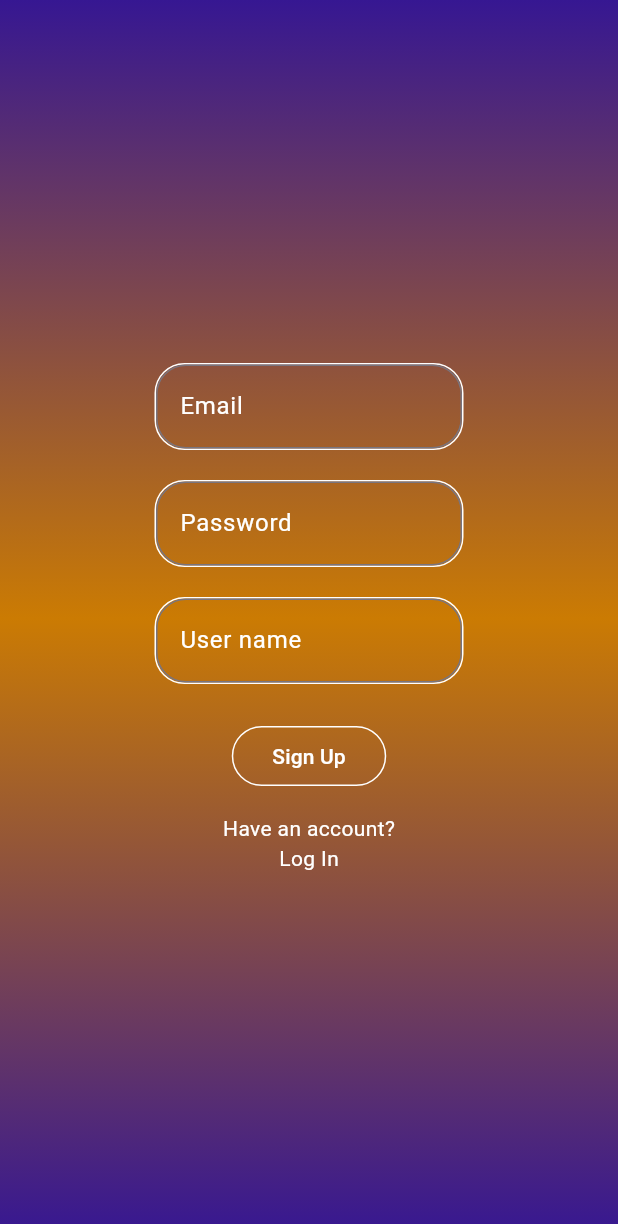
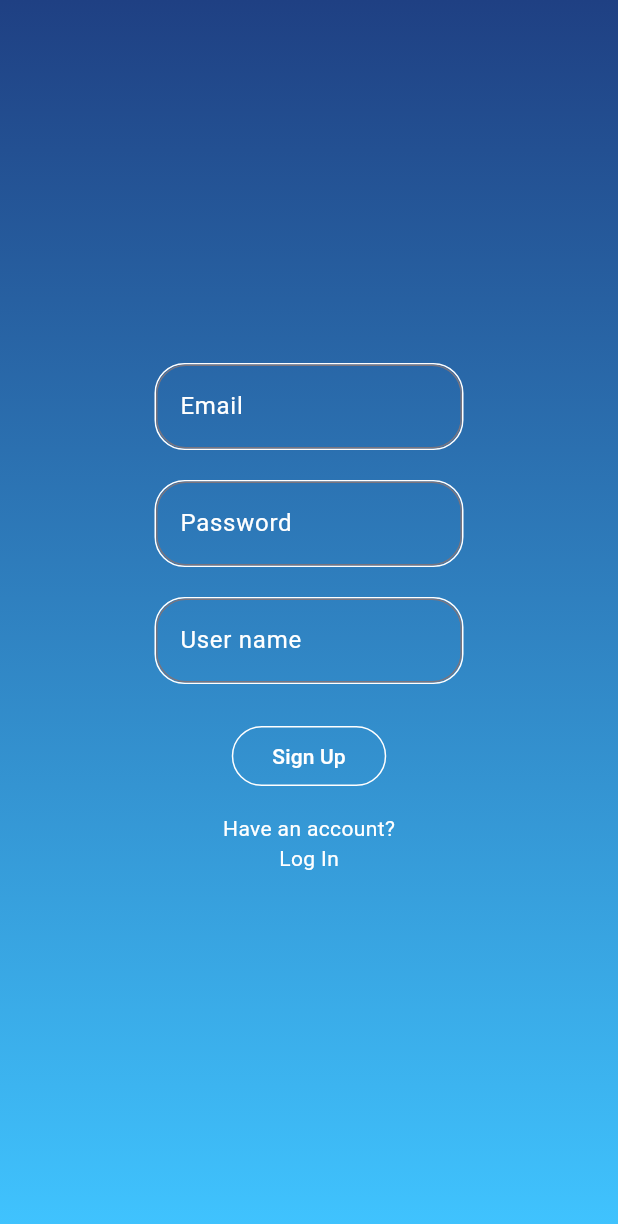
Before and after one commit to Sulankovski/timeline, a Flutter app: the screen it shows after launch, after a tap on "Don't have an account?", on a phone screen of 412 x 824 dp. Shown: the top 1224 px of the screen. Run offline on Flutter 3.47's test engine with Material 3 defaults, Android fonts, the light colour scheme and no system bars; our stand-ins replace cloud_firestore, firebase_auth, firebase_core; missing offline and left inert: flutter_timeline_calendar; accounts and stored records are empty.

Commit message:
made homescreen responsive + color theme change

```diff
--- a/lib/global_variables.dart
+++ b/lib/global_variables.dart
@@ -11,3 +11,4 @@ List<Widget> homeScreenItems = [
 
 Color orange = const Color.fromARGB(255, 203, 123, 3);
 Color purple = const Color.fromARGB(255, 54, 23, 146);
+Color deepBlue = Color.fromARGB(255, 31, 64, 131);
--- a/lib/screens/add_screen.dart
+++ b/lib/screens/add_screen.dart
@@ -24,7 +24,7 @@ class _AddScreenState extends State<AddScreen> {
   TimeOfDay _timeOfDay = TimeOfDay.now();
   String _time = "Choose time";
   // ignore: prefer_final_fields
-  String _local = "Choose location";
+  // String _local = "Choose location";
   String _selectedOption = "group";
   String _group = "";
 
--- a/lib/screens/log_in_screen.dart
+++ b/lib/screens/log_in_screen.dart
@@ -4,6 +4,8 @@ import 'package:timeline/screens/mobile_screen.dart';
 import 'package:timeline/screens/sign_up_screen.dart';
 import 'package:timeline/widgets/button.dart';
 import 'package:timeline/widgets/input_box.dart';
+
+import '../global_variables.dart';
 
 class LogInScreen extends StatefulWidget {
   const LogInScreen({super.key});
@@ -42,15 +44,13 @@ class _LogInScreenState extends State<LogInScreen> {
     return Scaffold(
       body: Center(
         child: Container(
-          decoration: const BoxDecoration(
+          decoration: BoxDecoration(
             gradient: LinearGradient(
               begin: Alignment.topCenter,
               end: Alignment.bottomCenter,
               colors: [
-                // Color.fromARGB(255, 27, 10, 81),
-                Color.fromARGB(255, 54, 23, 146),
-                Color.fromARGB(255, 203, 123, 3),
-                Color.fromARGB(255, 54, 23, 146),
+                deepBlue,
+                Colors.lightBlueAccent,
               ],
             ),
           ),
--- a/lib/screens/sign_up_screen.dart
+++ b/lib/screens/sign_up_screen.dart
@@ -4,6 +4,8 @@ import 'package:timeline/screens/log_in_screen.dart';
 import 'package:timeline/screens/mobile_screen.dart';
 import 'package:timeline/widgets/button.dart';
 import 'package:timeline/widgets/input_box.dart';
+
+import '../global_variables.dart';
 
 class SignUpScreen extends StatefulWidget {
   const SignUpScreen({super.key});
@@ -48,15 +50,13 @@ class _SignUpScreenState extends State<SignUpScreen> {
     return Scaffold(
       body: Center(
         child: Container(
-          decoration: const BoxDecoration(
+          decoration: BoxDecoration(
             gradient: LinearGradient(
               begin: Alignment.topCenter,
               end: Alignment.bottomCenter,
               colors: [
-                // Color.fromARGB(255, 27, 10, 81),
-                Color.fromARGB(255, 54, 23, 146),
-                Color.fromARGB(255, 203, 123, 3),
-                Color.fromARGB(255, 54, 23, 146),
+                deepBlue,
+                Colors.lightBlueAccent,
               ],
             ),
           ),
```
Also changed, not shown: lib/screens/events_screen.dart (+4 -4 lines), lib/screens/home_screen.dart (+55 -60 lines), lib/screens/mobile_screen.dart (+5 -5 lines).
